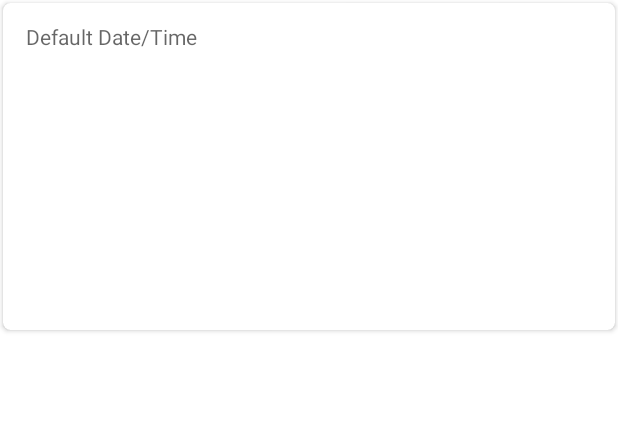
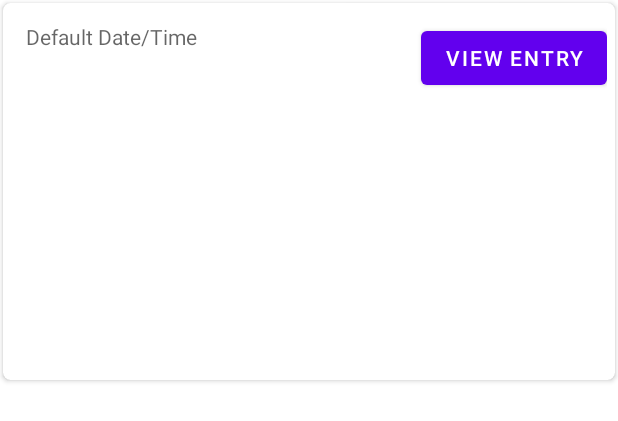
Before and after one commit to marielle1022/JotSpot, an Android app: the layout item_card_past_photo_entry.xml on its own in the app's theme, with its tools: preview values and no code run, on a phone screen of 412 x 824 dp. Shown: the top 421 px of the screen. Run offline under Robolectric (Android 15) with nearby library versions, the light colour scheme and no system bars; Roboto replaces fonts that are not available here.

Commit message:
added buttons to go to new activities from recycler view; passwords not visible

```diff
--- a/app/src/main/res/layout/activity_create_account.xml
+++ b/app/src/main/res/layout/activity_create_account.xml
@@ -52,7 +52,8 @@
             android:id="@+id/password_create"
             android:layout_width="match_parent"
             android:layout_height="wrap_content"
-            android:hint="@string/password" />
+            android:hint="@string/password"
+            android:inputType="textPassword" />
     </com.google.android.material.textfield.TextInputLayout>
 
     <Button
--- a/app/src/main/res/layout/activity_login_screen.xml
+++ b/app/src/main/res/layout/activity_login_screen.xml
@@ -53,7 +53,8 @@
             android:id="@+id/password_login"
             android:layout_width="match_parent"
             android:layout_height="wrap_content"
-            android:hint="@string/password" />
+            android:hint="@string/password"
+            android:inputType="textPassword" />
     </com.google.android.material.textfield.TextInputLayout>
 
     <Button
--- a/app/src/main/res/layout/item_card_past_photo_entry.xml
+++ b/app/src/main/res/layout/item_card_past_photo_entry.xml
@@ -25,30 +25,39 @@
             android:id="@+id/photo_entry1_view"
             android:layout_width="100dp"
             android:layout_height="175dp"
-            android:layout_below="@id/photo_date_time_view"
+            android:layout_below="@id/photo_go_to_entry"
             android:layout_marginStart="10dp"
-            android:layout_marginTop="5dp"
+            android:layout_marginTop="10dp"
             android:contentDescription="@string/photo_entry1_default" />
 
         <ImageView
             android:id="@+id/photo_entry2_view"
             android:layout_width="100dp"
             android:layout_height="175dp"
-            android:layout_below="@id/photo_date_time_view"
+            android:layout_below="@id/photo_go_to_entry"
+            android:layout_marginStart="10dp"
+            android:layout_marginTop="10dp"
             android:layout_toEndOf="@id/photo_entry1_view"
-            android:layout_marginStart="10dp"
-            android:layout_marginTop="5dp"
             android:contentDescription="@string/photo_entry2_default" />
 
         <ImageView
             android:id="@+id/photo_entry3_view"
             android:layout_width="100dp"
             android:layout_height="175dp"
-            android:layout_below="@id/photo_date_time_view"
+            android:layout_below="@id/photo_go_to_entry"
+            android:layout_marginStart="10dp"
+            android:layout_marginTop="10dp"
             android:layout_toEndOf="@id/photo_entry2_view"
-            android:layout_marginStart="10dp"
-            android:layout_marginTop="5dp"
             android:contentDescription="@string/photo_entry3_default" />
+
+        <Button
+            android:id="@+id/photo_go_to_entry"
+            android:layout_width="wrap_content"
+            android:layout_height="wrap_content"
+            android:layout_alignTop="@id/photo_date_time_view"
+            android:layout_alignParentEnd="true"
+            android:clickable="false"
+            android:text="@string/view_entry" />
 
     </RelativeLayout>
 
--- a/app/src/main/res/values/strings.xml
+++ b/app/src/main/res/values/strings.xml
@@ -67,5 +67,9 @@
 
     <string name="prompt_listing">Prompt: %s</string>
 
+    <string name="view_entry">View Entry</string>
+
+    <string name="voice_description">To listen to the voice entry, please click "View Entry."</string>
+
 
 </resources>
```
Also changed, not shown: app/src/main/java/edu/neu/madcourse/jotspot/past_entries/PastEntriesRecyclerHolder.java (+4 -4 lines), app/src/main/res/layout/item_card_past_sentence_entry.xml (+15 -4 lines), app/src/main/res/layout/item_card_past_text_entry.xml (+10 -1 lines), app/src/main/res/layout/item_card_past_voice_entry.xml (+40 -23 lines).
